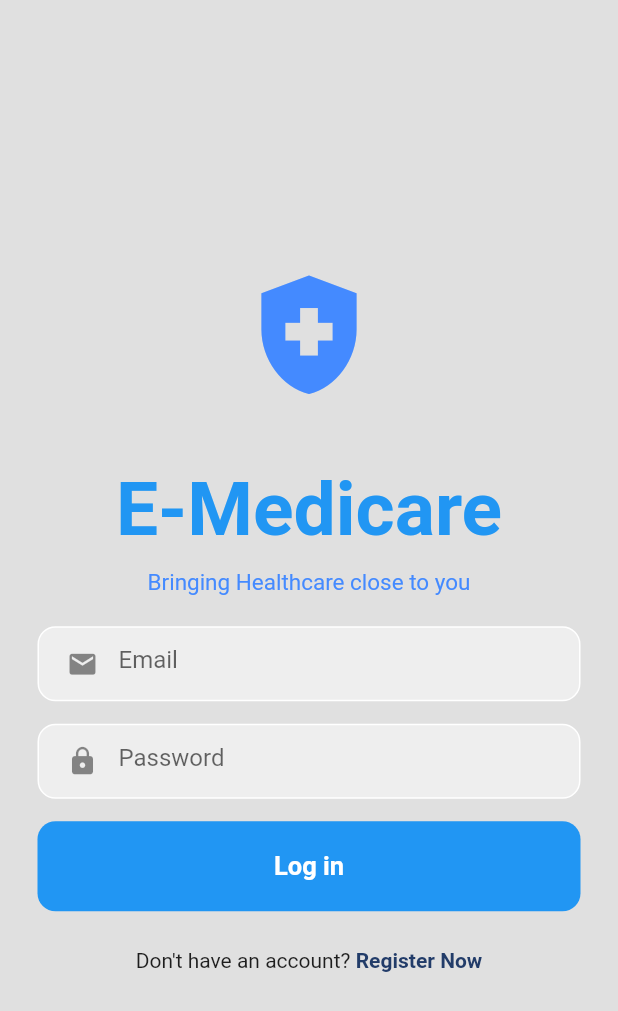
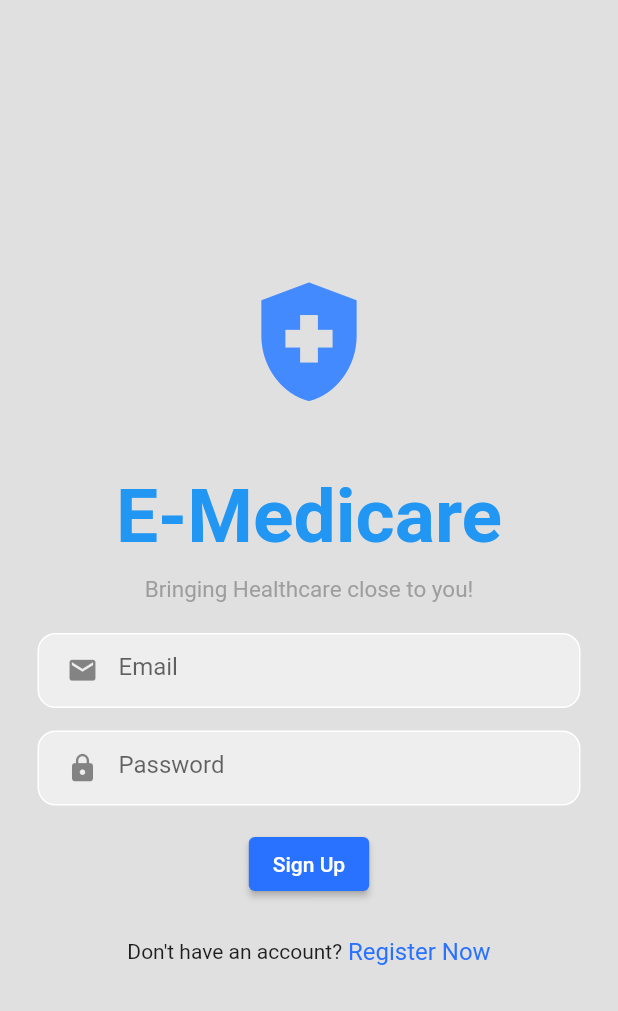
Before and after one commit to skzysty/emedicare, a Flutter app: the LoginPage screen opened directly, on a phone screen of 412 x 824 dp. Shown: the top 1011 px of the screen. Run offline on Flutter 3.47's test engine with Material 2 defaults, Android fonts, the phone set to English and light mode, and no system bars; our stand-ins replace dropdown_button2.

Commit message:
mock app initial

```diff
--- a/lib/login_page.dart
+++ b/lib/login_page.dart
@@ -1,5 +1,8 @@
 // ignore_for_file: prefer_const_constructors
 
+import 'package:emedicare/pages/home_page.dart';
+import 'package:emedicare/registration.dart';
+import 'package:emedicare/theme.dart';
 import 'package:flutter/material.dart';
 
 class LoginPage extends StatefulWidget {
@@ -37,9 +40,9 @@ class _LoginPageState extends State<LoginPage> {
               SizedBox(height: 10),
               // bringing keme
               Text(
-                'Bringing Healthcare close to you',
+                'Bringing Healthcare close to you!',
                 style: TextStyle(
-                  color: Colors.blueAccent,
+                  color: Colors.grey[500],
                   fontSize: 15,
                 ),
               ),
@@ -96,26 +99,45 @@ class _LoginPageState extends State<LoginPage> {
               ),
               SizedBox(height: 15),
 
-              // sign in button
-              Padding(
-                padding: const EdgeInsets.symmetric(horizontal: 25.0),
-                child: Container(
-                  padding: EdgeInsets.all(20),
-                  decoration: BoxDecoration(
-                    color: Colors.blue,
-                    borderRadius: BorderRadius.circular(12),
+                  //Temporary Button
+
+                  Container(
+                    alignment: Alignment.center,
+                    child: ElevatedButton(
+                      onPressed: () => Navigator.push(
+                        context,
+                        MaterialPageRoute(
+                          builder: (context) => HomePage(),
+                        ),
+                      ),
+                      style: TextButton.styleFrom(
+                        backgroundColor: Color(0xff2972ff),
+                      ),
+                      child: Text("Sign Up"),
+                    ),
                   ),
-                  child: Center(
-                      child: Text(
-                    'Log in',
-                    style: TextStyle(
-                      color: Colors.white,
-                      fontWeight: FontWeight.bold,
-                      fontSize: 17,
-                    ),
-                  )),
-                ),
-              ),
+
+
+                  // sign in button
+              // Padding(
+              //   padding: const EdgeInsets.symmetric(horizontal: 25.0),
+              //   child: Container(
+              //     padding: EdgeInsets.all(20),
+              //     decoration: BoxDecoration(
+              //       color: Colors.blue,
+              //       borderRadius: BorderRadius.circular(12),
+              //     ),
+              //     child: Center(
+              //         child: Text(
+              //       'Log in',
+              //       style: TextStyle(
+              //         color: Colors.white,
+              //         fontWeight: FontWeight.bold,
+              //         fontSize: 17,
+              //       ),
+              //     )),
+              //   ),
+              // ),
               SizedBox(height: 25),
               // not a member? register now
               Row(
@@ -124,13 +146,21 @@ class _LoginPageState extends State<LoginPage> {
                   Text(
                     "Don't have an account?",
                   ),
-                  Text(
-                    ' Register Now',
-                    style: TextStyle(
-                      color: Color.fromARGB(255, 34, 60, 105),
-                      fontWeight: FontWeight.bold,
+
+                  GestureDetector(
+                    onTap: () {
+                      Navigator.push(
+                          context,
+                          MaterialPageRoute(
+                            builder: (context) => RegisterPage(),
+                          )
+                      );
+                    },
+                    child: Text(
+                      ' Register Now',
+                      style: regular16pt.copyWith(color: primaryBlue),
                     ),
-                  )
+                  ),
                 ],
               ),
             ]),
--- a/lib/main.dart
+++ b/lib/main.dart
@@ -1,8 +1,9 @@
+import 'package:emedicare/pages/home_page.dart';
 import 'package:emedicare/registration.dart';
 import 'package:emedicare/registrationp2.dart';
 import 'package:flutter/material.dart';
+import 'login_page.dart';
 import 'widgets/Dropdown/dropcountry.dart';
-// import 'login_page.dart';
 import 'registrationp3.dart';
 
 void main() {
@@ -15,7 +16,7 @@ class MyApp extends StatelessWidget {
   Widget build(BuildContext context) {
     return MaterialApp(
       debugShowCheckedModeBanner: false,
-      home: RegisterPage2(),
+      home: RegisterPage(),
     );
   }
 }
```
Also changed, not shown: lib/pages/home_page.dart (+29 -8 lines), lib/registration.dart (+33 -5 lines), lib/registrationp2.dart (+25 -20 lines), lib/registrationp3.dart (+25 -4 lines).
